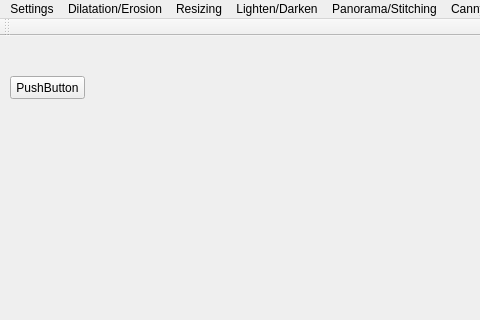
Qt form QtAppMultimedia/QtAppMultimedia.ui (LaitNoisette/Multimedia-Application-Final-Project) before a commit; both pictures show x 0 to 480 and y 0 to 320 of the 1400 by 780 pixel window.
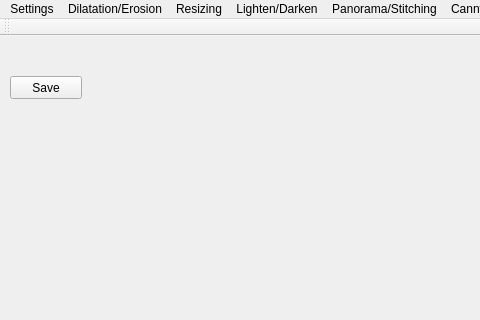
The same form after that commit.

Commit message: UI canny edge

```diff
--- a/QtAppMultimedia/QtAppMultimedia.ui
+++ b/QtAppMultimedia/QtAppMultimedia.ui
@@ -19,12 +19,12 @@
      <rect>
       <x>10</x>
       <y>40</y>
-      <width>75</width>
+      <width>72</width>
       <height>23</height>
      </rect>
     </property>
     <property name="text">
-     <string>PushButton</string>
+     <string>Save</string>
     </property>
    </widget>
    <widget class="QLabel" name="PictureApp">
```
Left out of the diff: 27 changed lines with no effect on the pictures. The commit also changes 6 other files.
